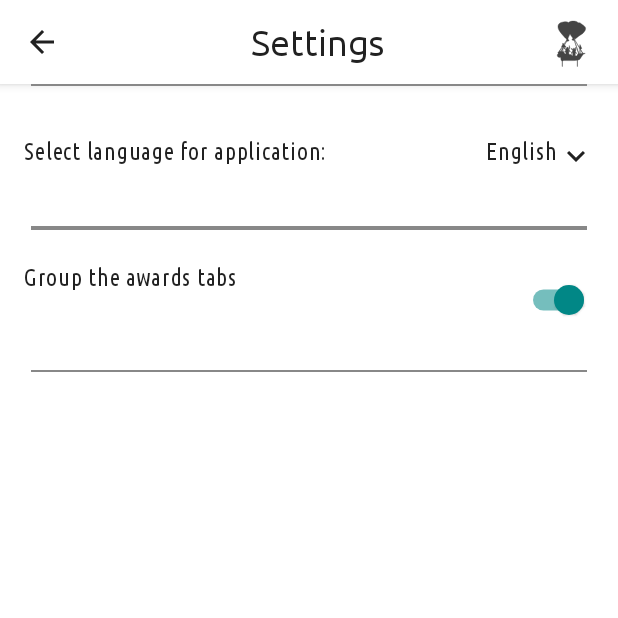
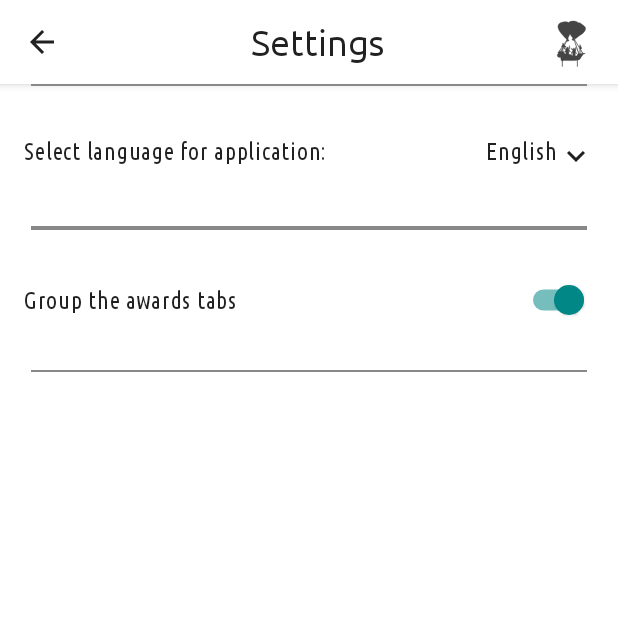
Before and after one commit to Haartag/H3Pand, an Android app built with Jetpack Compose: the SettingsScreen screen opened through its navigation route, on a phone screen of 412 x 824 dp, the top half of it. Run offline under Robolectric (Android 15) with nearby library versions, the phone set to English and light mode, and no system bars; our stand-ins replace Dagger/Hilt's generated code, accompanist; pictures from the network do not load.

Commit message:
alignment fix

```diff
--- a/app/src/main/java/com/valerytimofeev/h3pand/ui/settings/SettingsScreen.kt
+++ b/app/src/main/java/com/valerytimofeev/h3pand/ui/settings/SettingsScreen.kt
@@ -9,6 +9,7 @@ import androidx.compose.material.icons.filled.ArrowBack
 import androidx.compose.material.icons.filled.KeyboardArrowDown
 import androidx.compose.runtime.Composable
 import androidx.compose.runtime.collectAsState
+import androidx.compose.ui.Alignment
 import androidx.compose.ui.Modifier
 import androidx.compose.ui.text.style.TextAlign
 import androidx.compose.ui.text.style.TextDecoration
@@ -141,7 +142,8 @@ fun ItemListSettings(
         modifier = Modifier
             .fillMaxWidth()
             .padding(16.dp),
-        horizontalArrangement = Arrangement.SpaceBetween
+        horizontalArrangement = Arrangement.SpaceBetween,
+        verticalAlignment = Alignment.CenterVertically
     ) {
         Text(
             text = settingsViewModel.itemListText,
```
